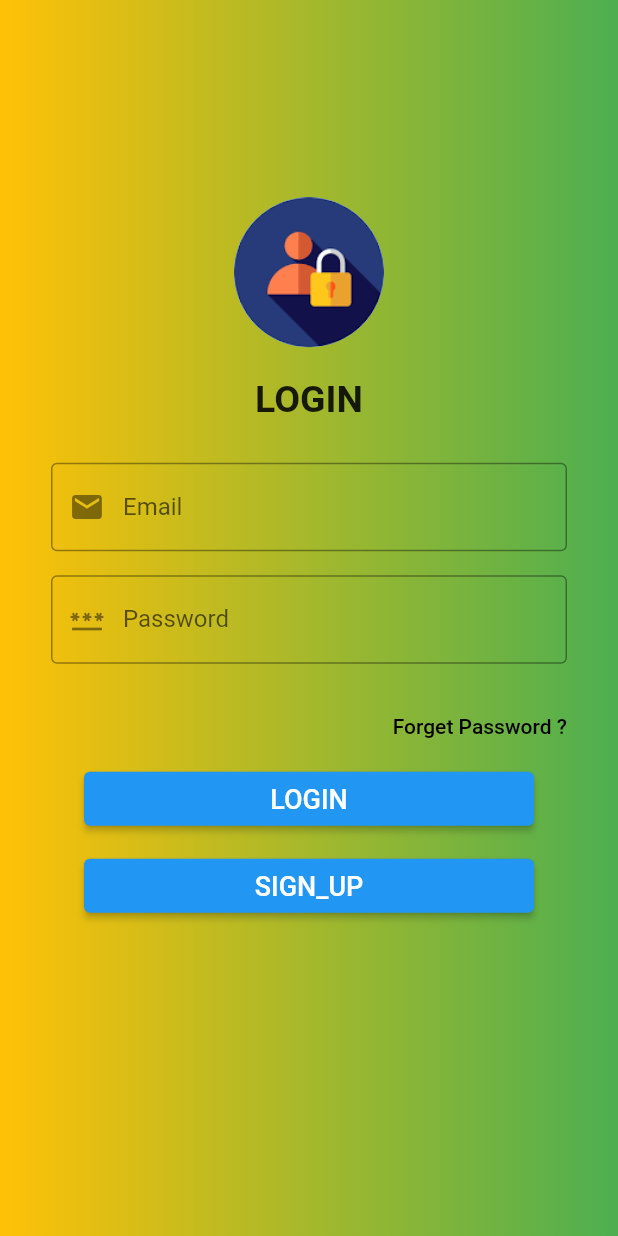
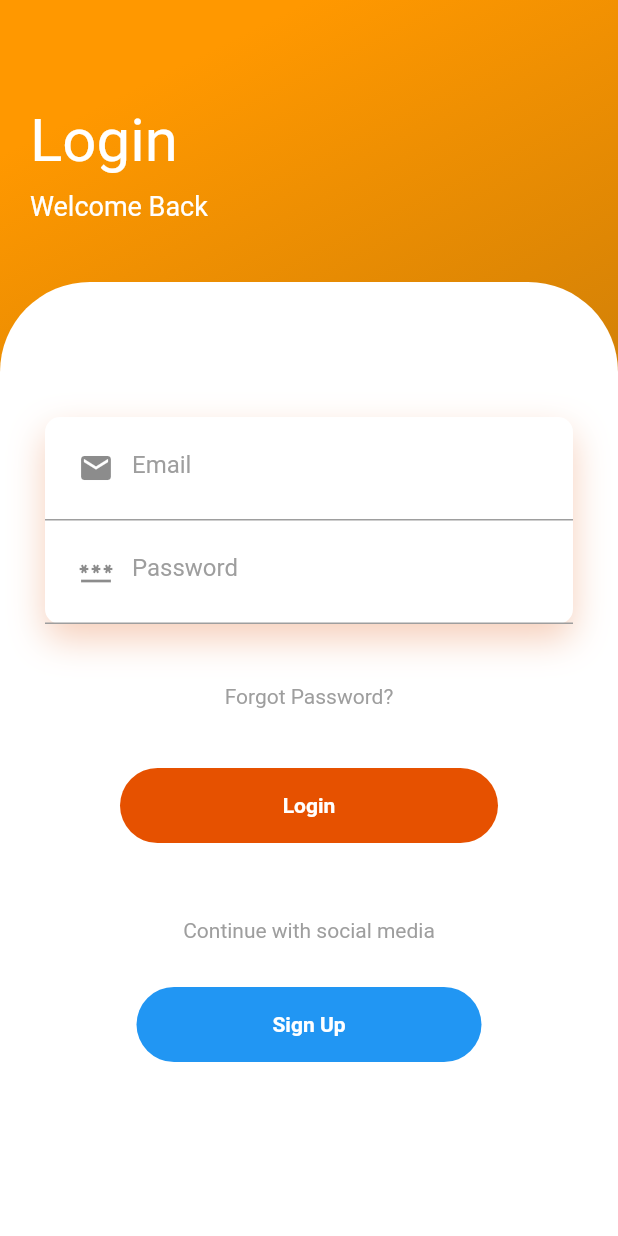
Before and after one commit to Faisii786/CRUD-SQLite, a Flutter app: the screen it shows after launch, on a phone screen of 412 x 824 dp. Run offline on Flutter 3.47's test engine with Material 2 defaults, Android fonts, the phone set to English and light mode, and no system bars; our stand-ins replace sqflite; accounts and stored records are empty.

Commit message:
Customize Login Page

```diff
--- a/lib/main.dart
+++ b/lib/main.dart
@@ -14,7 +14,7 @@ class MyApp extends StatelessWidget {
       debugShowCheckedModeBanner: false,
       title: 'Lab Work',
       theme:  ThemeData(),
-      home: const LoginScreen(),
+      home: LoginScreen(),
     );
   }
 }
--- a/lib/screens/home.dart
+++ b/lib/screens/home.dart
@@ -50,7 +50,7 @@ class _SecondScreenState extends State<SecondScreen> {
                   Navigator.pushReplacement(
                       context,
                       MaterialPageRoute(
-                          builder: (context) => const LoginScreen()));
+                          builder: (context) => LoginScreen()));
                 },
               ),
             ],
--- a/lib/screens/login.dart
+++ b/lib/screens/login.dart
@@ -1,160 +1,212 @@
+// ignore_for_file: use_key_in_widget_constructors
+
 import 'package:database_app/screens/Sign_up.dart';
 import 'package:database_app/screens/home.dart';
 import 'package:flutter/material.dart';
 
 class LoginScreen extends StatefulWidget {
-  const LoginScreen({super.key});
-
   @override
   State<LoginScreen> createState() => _LoginScreenState();
 }
 
 class _LoginScreenState extends State<LoginScreen> {
-  //validation
-  final _globalkey = GlobalKey<FormState>();
-  final TextEditingController _controller1 = TextEditingController();
-  final TextEditingController _controller2 = TextEditingController();
+  GlobalKey<FormState> MyKey = GlobalKey();
 
+  TextEditingController controller1 = TextEditingController();
+  TextEditingController controller2 = TextEditingController();
   @override
   Widget build(BuildContext context) {
     return Scaffold(
-      body: SingleChildScrollView(
+      body: Container(
+        width: double.infinity,
+        decoration: const BoxDecoration(
+            gradient: LinearGradient(begin: Alignment.topCenter, colors: [
+          Colors.orange,
+          Color.fromARGB(255, 223, 135, 4),
+          Color.fromARGB(255, 189, 119, 15)
+        ])),
+        child: Column(
+          crossAxisAlignment: CrossAxisAlignment.start,
+          children: [
+            const SizedBox(
+              height: 50,
+            ),
+            const Padding(
+              padding: EdgeInsets.all(20),
+              child: Column(
+                crossAxisAlignment: CrossAxisAlignment.start,
+                children: [
+                  Text(
+                    "Login",
+                    style: TextStyle(color: Colors.white, fontSize: 40),
+                  ),
+                  SizedBox(
+                    height: 10,
+                  ),
+                  Text(
+                    "Welcome Back",
+                    style: TextStyle(color: Colors.white, fontSize: 18),
+                  ),
+                ],
+              ),
+            ),
+            const SizedBox(height: 20),
+            Expanded(
               child: Container(
-          //height: 800,
-          height: 853,
                 decoration: const BoxDecoration(
-            gradient: LinearGradient(colors: [
-              Colors.amber,
-              Colors.green,
-            ]),
-          ),
-          child: Center(
+                    color: Colors.white,
+                    borderRadius: BorderRadius.only(
+                        topLeft: Radius.circular(60),
+                        topRight: Radius.circular(60))),
+                child: SingleChildScrollView(
                   child: Padding(
-              padding: const EdgeInsets.only(top: 15, bottom: 15),
-              child: SizedBox(
-                width: 360,
-                height: 650,
+                    padding: const EdgeInsets.all(30),
                     child: Column(
                       children: [
                         const SizedBox(
-                      height: 30,
+                          height: 60,
                         ),
-                    const CircleAvatar(
-                      backgroundImage: AssetImage("assets/images/login.png"),
-                      radius: 50,
-                    ),
-                    const SizedBox(
-                      height: 20,
-                    ),
-                    const Text(
-                      "LOGIN",
-                      style:
-                          TextStyle(fontSize: 25, fontWeight: FontWeight.bold),
-                    ),
-                    const SizedBox(
-                      height: 20,
-                    ),
-                    Form(
-                      key: _globalkey,
+                        Container(
+                          decoration: BoxDecoration(
+                              color: Colors.white,
+                              borderRadius: BorderRadius.circular(10),
+                              boxShadow: const [
+                                BoxShadow(
+                                    color: Color.fromRGBO(225, 95, 27, .3),
+                                    blurRadius: 20,
+                                    offset: Offset(0, 10))
+                              ]),
+                          child: Form(
+                            key: MyKey,
                             child: Column(
                               children: [
-                          Padding(
-                            padding: const EdgeInsets.all(8.0),
+                                Container(
+                                  padding: const EdgeInsets.all(10),
+                                  decoration: const BoxDecoration(
+                                      border: Border(
+                                          bottom:
+                                              BorderSide(color: Colors.grey))),
                                   child: TextFormField(
+                                    controller: controller1,
                                     validator: (value) {
                                       if (value!.isEmpty) {
-                                  return 'Username cannot be empty';
+                                        return 'Email is required';
                                       }
                                       return null;
                                     },
-                              controller: _controller1,
                                     decoration: const InputDecoration(
-                                  border: OutlineInputBorder(),
-                                  prefixIcon: Icon(
-                                    Icons.email,
-                                  ),
-                                  hintText: 'Enter Email',
-                                  labelText: 'Email'),
+                                        prefixIcon: Icon(Icons.email),
+                                        hintText: "Email",
+                                        hintStyle:
+                                            TextStyle(color: Colors.grey),
+                                        border: InputBorder.none),
                                   ),
                                 ),
-                          Padding(
-                            padding: const EdgeInsets.all(8.0),
+                                Container(
+                                  padding: const EdgeInsets.all(10),
+                                  decoration: const BoxDecoration(
+                                      border: Border(
+                                          bottom:
+                                              BorderSide(color: Colors.grey))),
                                   child: TextFormField(
+                                    controller: controller2,
                                     validator: (value) {
                                       if (value!.isEmpty) {
-                                  return 'Password cannot be empty';
+                                        return 'Password is required';
                                       }
                                       return null;
                                     },
-                              controller: _controller2,
                                     decoration: const InputDecoration(
                                         prefixIcon: Icon(Icons.password),
-                                  border: OutlineInputBorder(),
-                                  hintText: 'Enter Password',
-                                  labelText: 'Password'),
+                                        hintText: "Password",
+                                        hintStyle:
+                                            TextStyle(color: Colors.grey),
+                                        border: InputBorder.none),
                                   ),
                                 ),
                               ],
                             ),
                           ),
+                        ),
                         const SizedBox(
-                      height: 10,
+                          height: 40,
                         ),
-                    Row(
-                      mainAxisAlignment: MainAxisAlignment.end,
-                      children: [
-                        TextButton(
-                            onPressed: () {},
-                            child: const Text(
-                              "Forget Password ?",
-                              style: TextStyle(color: Colors.black),
-                            )),
-                      ],
+                        const Text(
+                          "Forgot Password?",
+                          style: TextStyle(color: Colors.grey),
                         ),
-                    Column(
-                      children: [
-                        SizedBox(
-                          width: 300,
-                          child: ElevatedButton(
-                              onPressed: () {
-                                if (_globalkey.currentState!.validate()) {
+                        const SizedBox(
+                          height: 40,
+                        ),
+                        InkWell(
+                          onTap: () {
+                            if (MyKey.currentState!.validate()) {
                               Navigator.push(
                                   context,
                                   MaterialPageRoute(
                                       builder: (context) =>
                                           const SecondScreen()));
-                                  _controller1.clear();
-                                  _controller2.clear();
                             }
                           },
-                              child: const Text(
-                                "LOGIN",
-                                style: TextStyle(fontSize: 18),
-                              )),
+                          child: Container(
+                            height: 50,
+                            margin: const EdgeInsets.symmetric(horizontal: 50),
+                            decoration: BoxDecoration(
+                                borderRadius: BorderRadius.circular(50),
+                                color: Colors.orange[900]),
+                            child: const Center(
+                              child: Text(
+                                "Login",
+                                style: TextStyle(
+                                    color: Colors.white,
+                                    fontWeight: FontWeight.bold),
+                              ),
+                            ),
+                          ),
                         ),
                         const SizedBox(
-                          height: 10,
+                          height: 50,
                         ),
-                        SizedBox(
-                          width: 300,
-                          child: ElevatedButton(
-                              onPressed: () {
+                        const Text("Continue with social media",
+                            style: TextStyle(color: Colors.grey)),
+                        const SizedBox(
+                          height: 30,
+                        ),
+                        Row(
+                          mainAxisAlignment: MainAxisAlignment.center,
+                          children: [
+                            InkWell(
+                              onTap: () {
                                 Navigator.push(
                                     context,
                                     MaterialPageRoute(
-                                        builder: (context) =>
-                                            const SignUpScreen()));
+                                        builder: (context) => SignUpScreen()));
                               },
-                              child: const Text("SIGN_UP",
-                                  style: TextStyle(fontSize: 18))),
+                              child: Container(
+                                width: 230,
+                                height: 50,
+                                decoration: BoxDecoration(
+                                    borderRadius: BorderRadius.circular(50),
+                                    color: Colors.blue),
+                                child: const Center(
+                                  child: Text(
+                                    "Sign Up",
+                                    style: TextStyle(
+                                        color: Colors.white,
+                                        fontWeight: FontWeight.bold),
+                                  ),
+                                ),
+                              ),
                             ),
                           ],
-                    ),
+                        )
                       ],
                     ),
                   ),
                 ),
               ),
+            )
+          ],
         ),
       ),
     );
```
Also changed, not shown: lib/screens/Sign_up.dart (+140 -111 lines). Lines whose indentation alone changed are shown as unchanged.
